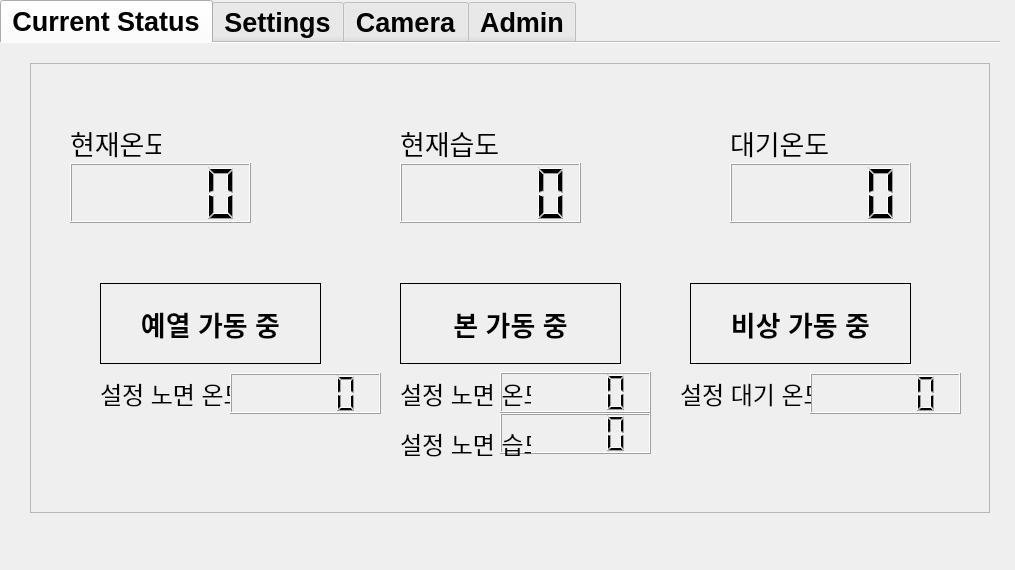
Above: SMRS_r_pi.ui from quilp007/SMRS before the change. Below: the same form after it.
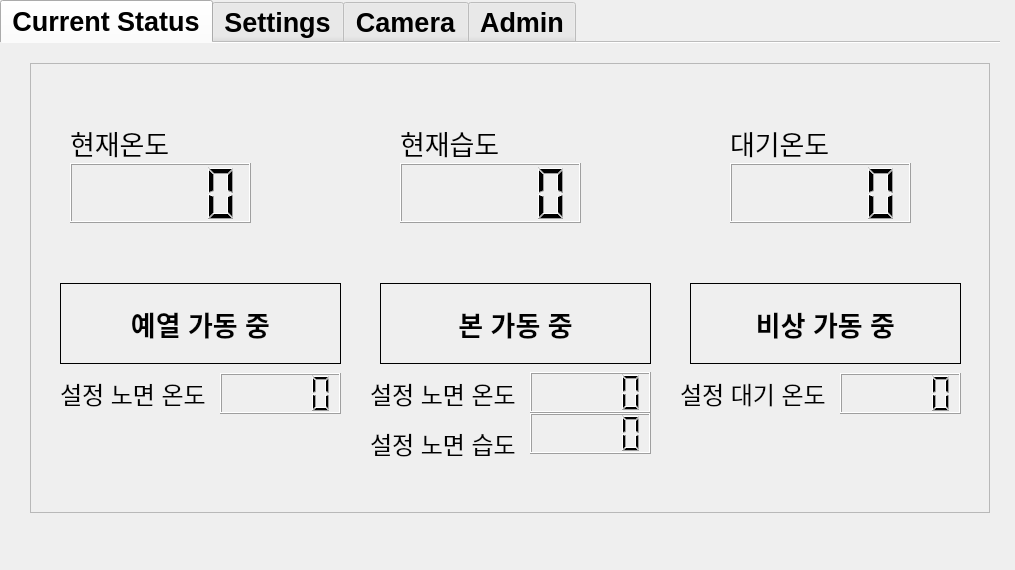
That is the form after the change. The open tabs and pages were chosen to show the change. Icons and pictures are not drawn.

```diff
--- a/SMRS_r_pi.ui
+++ b/SMRS_r_pi.ui
@@ -157,7 +157,7 @@
        <rect>
         <x>40</x>
         <y>50</y>
-        <width>91</width>
+        <width>181</width>
         <height>60</height>
        </rect>
       </property>
@@ -175,7 +175,7 @@
        <rect>
         <x>370</x>
         <y>50</y>
-        <width>141</width>
+        <width>181</width>
         <height>60</height>
        </rect>
       </property>
@@ -212,7 +212,7 @@
        <rect>
         <x>700</x>
         <y>50</y>
-        <width>141</width>
+        <width>181</width>
         <height>60</height>
        </rect>
       </property>
@@ -247,9 +247,9 @@
      <widget class="QLCDNumber" name="heat_road_temp_2">
       <property name="geometry">
        <rect>
-        <x>470</x>
+        <x>500</x>
         <y>309</y>
-        <width>151</width>
+        <width>121</width>
         <height>41</height>
        </rect>
       </property>
@@ -266,9 +266,9 @@
      <widget class="QLCDNumber" name="set_road_humidity_2">
       <property name="geometry">
        <rect>
-        <x>470</x>
+        <x>500</x>
         <y>350</y>
-        <width>151</width>
+        <width>121</width>
         <height>41</height>
        </rect>
       </property>
@@ -285,9 +285,9 @@
      <widget class="QLCDNumber" name="set_air_temp_2">
       <property name="geometry">
        <rect>
-        <x>780</x>
+        <x>810</x>
         <y>310</y>
-        <width>151</width>
+        <width>121</width>
         <height>41</height>
        </rect>
       </property>
@@ -304,9 +304,9 @@
      <widget class="QLabel" name="label_pre_heat_on">
       <property name="geometry">
        <rect>
-        <x>70</x>
+        <x>30</x>
         <y>220</y>
-        <width>221</width>
+        <width>281</width>
         <height>81</height>
        </rect>
       </property>
@@ -340,9 +340,9 @@
      <widget class="QLabel" name="label_heat_on">
       <property name="geometry">
        <rect>
-        <x>370</x>
+        <x>350</x>
         <y>220</y>
-        <width>221</width>
+        <width>271</width>
         <height>81</height>
        </rect>
       </property>
@@ -368,7 +368,7 @@
        <rect>
         <x>660</x>
         <y>220</y>
-        <width>221</width>
+        <width>271</width>
         <height>81</height>
        </rect>
       </property>
@@ -392,9 +392,9 @@
      <widget class="QLabel" name="label_19">
       <property name="geometry">
        <rect>
-        <x>70</x>
+        <x>30</x>
         <y>300</y>
-        <width>131</width>
+        <width>161</width>
         <height>60</height>
        </rect>
       </property>
@@ -414,7 +414,7 @@
        <rect>
         <x>650</x>
         <y>300</y>
-        <width>131</width>
+        <width>161</width>
         <height>60</height>
        </rect>
       </property>
@@ -432,9 +432,9 @@
      <widget class="QLabel" name="label_15">
       <property name="geometry">
        <rect>
-        <x>370</x>
+        <x>340</x>
         <y>350</y>
-        <width>131</width>
+        <width>161</width>
         <height>60</height>
        </rect>
       </property>
@@ -452,9 +452,9 @@
      <widget class="QLabel" name="label_16">
       <property name="geometry">
        <rect>
-        <x>370</x>
+        <x>340</x>
         <y>300</y>
-        <width>131</width>
+        <width>161</width>
         <height>60</height>
        </rect>
       </property>
@@ -472,9 +472,9 @@
      <widget class="QLCDNumber" name="pre_heat_road_temp_2">
       <property name="geometry">
        <rect>
-        <x>200</x>
+        <x>190</x>
         <y>310</y>
-        <width>151</width>
+        <width>121</width>
         <height>41</height>
        </rect>
       </property>
```
Left out of the diff: 20 changed lines with no effect on the pictures.
